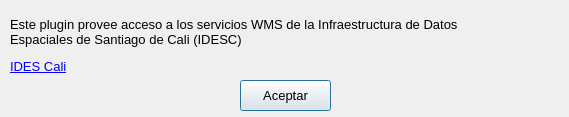
The window that info_dialog_base.ui (AndresHerrera/idescali_ws) describes before a commit, drawn with Qt 5.
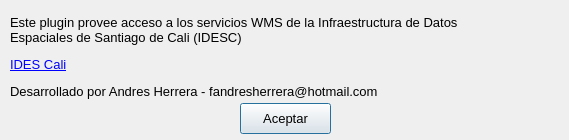
The same window after the commit. Icons and pictures are not drawn.

What changed in the file:
```diff
--- a/info_dialog_base.ui
+++ b/info_dialog_base.ui
@@ -7,7 +7,7 @@
     <x>0</x>
     <y>0</y>
     <width>569</width>
-    <height>117</height>
+    <height>140</height>
    </rect>
   </property>
   <property name="windowTitle">
@@ -19,7 +19,7 @@
      <x>10</x>
      <y>10</y>
      <width>461</width>
-     <height>71</height>
+    <height>94</height>
     </rect>
    </property>
    <property name="font">
@@ -28,7 +28,7 @@
     </font>
    </property>
    <property name="text">
-    <string>&lt;html&gt;&lt;head/&gt;&lt;body&gt;&lt;p&gt;Este plugin provee acceso a los servicios WMS de la Infraestructura de Datos Espaciales de Santiago de Cali (IDESC)&lt;/p&gt;&lt;p&gt;&lt;a href=&quot;https://www.cali.gov.co/planeacion/publicaciones/46691/servicios_wms_idesc/&quot;&gt;&lt;span style=&quot; text-decoration: underline; color:#0000ff;&quot;&gt;IDES Cali&lt;/span&gt;&lt;/a&gt;&lt;/p&gt;&lt;/body&gt;&lt;/html&gt;</string>
+    <string>&lt;html&gt;&lt;head/&gt;&lt;body&gt;&lt;p&gt;Este plugin provee acceso a los servicios WMS de la Infraestructura de Datos Espaciales de Santiago de Cali (IDESC)&lt;/p&gt;&lt;p&gt;&lt;a href=&quot;https://www.cali.gov.co/planeacion/publicaciones/46691/servicios_wms_idesc/&quot;&gt;&lt;span style=&quot; text-decoration: underline; color:#0000ff;&quot;&gt;IDES Cali&lt;/span&gt;&lt;/a&gt;&lt;/p&gt;&lt;p&gt;Desarrollado por Andres Herrera - fandresherrera@hotmail.com&lt;/p&gt;&lt;/body&gt;&lt;/html&gt;</string>
    </property>
    <property name="scaledContents">
     <bool>false</bool>
@@ -60,7 +60,7 @@
    <property name="geometry">
     <rect>
      <x>240</x>
-     <y>80</y>
+    <y>103</y>
      <width>91</width>
      <height>31</height>
     </rect>
```
Lines whose indentation alone changed are shown as unchanged.
